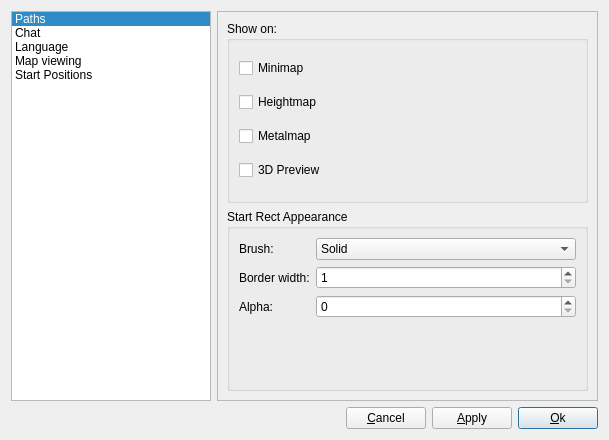
This is ui/PreferenceWidget.ui in tizbac/qtlobby as Qt 5 draws it before an edit. The edited form follows.
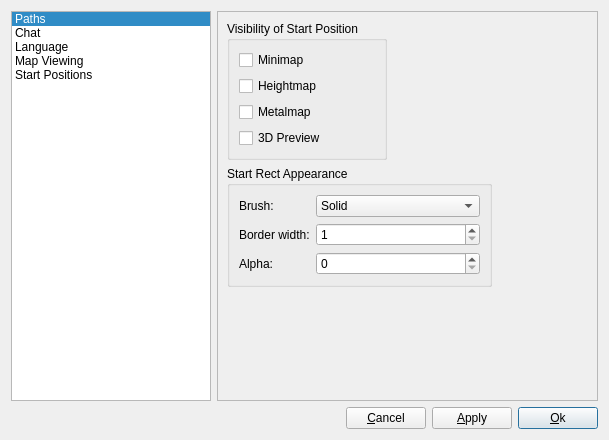
This is the edited form. The open tabs and pages were chosen to show the change. Icons and pictures are not drawn.

Commit message: Fixed Issue 185 Fixed Issue 186 Fixed Issue 187 Fixed Issue 188 185: setFocus() was in the wrong slot 186: Normally ctrl+tab switches documents, tab switches focus. InputLine eat up$ 187: Join on Return or Enter implemented. 188: Join button added.

Diff of the .ui file:
```diff
--- a/ui/PreferenceWidget.ui
+++ b/ui/PreferenceWidget.ui
@@ -86,7 +86,7 @@
      </item>
      <item>
       <property name="text">
-       <string>Map viewing</string>
+       <string>Map Viewing</string>
       </property>
      </item>
      <item>
@@ -352,11 +352,11 @@
       </layout>
      </widget>
      <widget class="QWidget" name="page_2">
-      <layout class="QGridLayout" name="gridLayout_4">
+      <layout class="QFormLayout" name="formLayout_5">
        <item row="0" column="0">
         <widget class="QGroupBox" name="groupBox_4">
          <property name="title">
-          <string>Show on:</string>
+          <string>Visibility of Start Position</string>
          </property>
          <layout class="QVBoxLayout" name="verticalLayout_3">
           <item>
@@ -396,6 +396,9 @@
           <string>Start Rect Appearance</string>
          </property>
          <layout class="QFormLayout" name="formLayout_3">
+          <property name="fieldGrowthPolicy">
+           <enum>QFormLayout::AllNonFixedFieldsGrow</enum>
+          </property>
           <item row="0" column="0">
            <widget class="QLabel" name="label_2">
             <property name="text">
```
Left out of the diff: 106 changed lines with no effect on the pictures. The commit also changes 7 other files.
